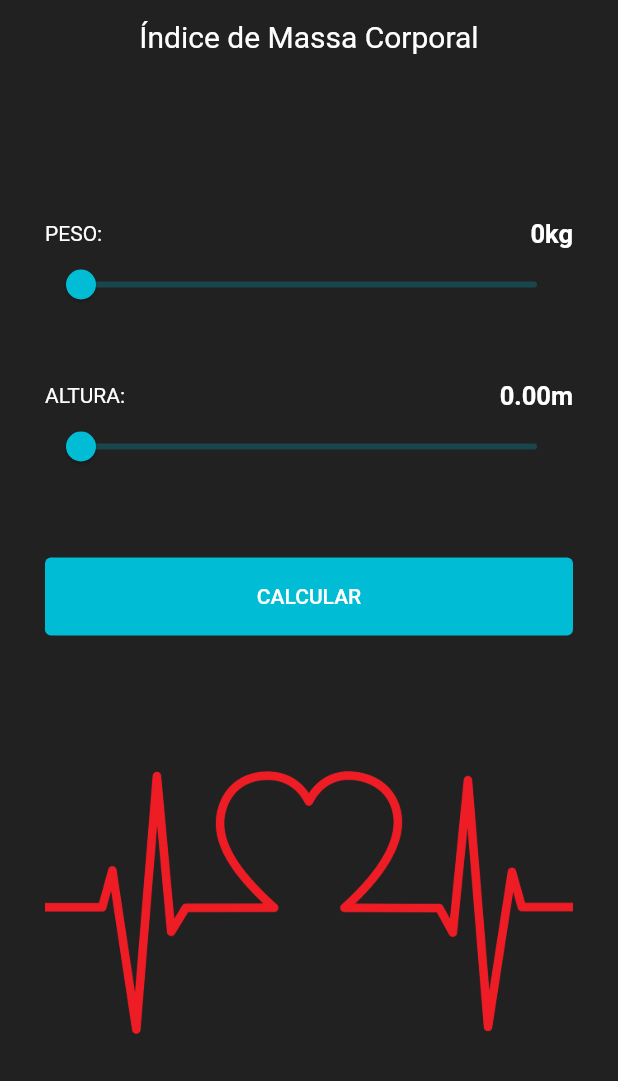
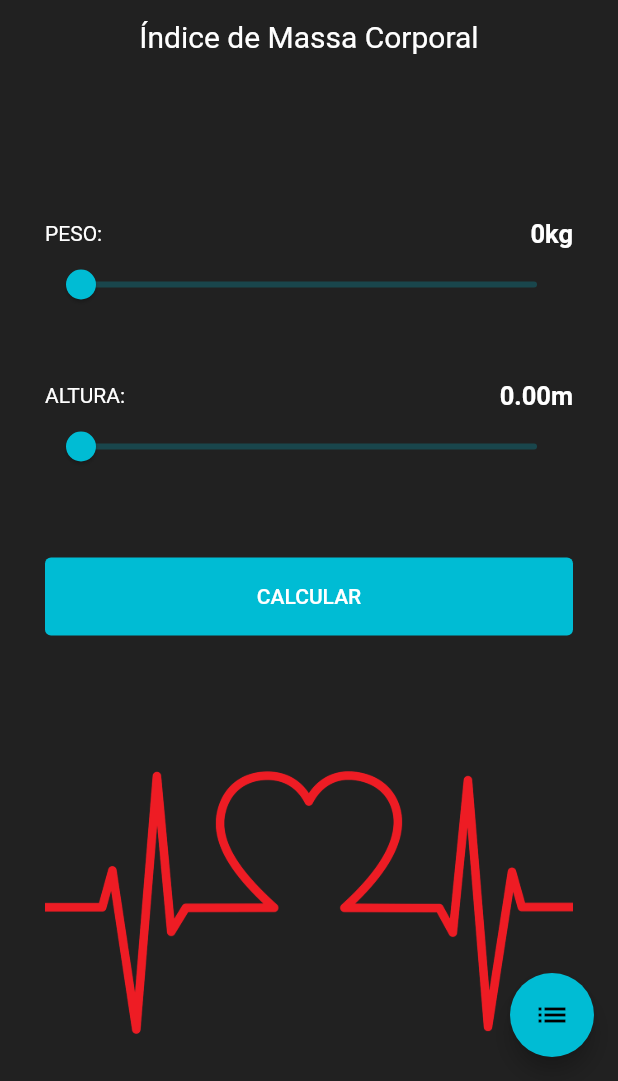
Before and after one commit to DiegoBernardes95/calculadora_imc_com_flutter, a Flutter app: the screen it shows after launch, on a phone screen of 412 x 824 dp, the part 155-1236 px from its top. Run offline on Flutter 3.47's test engine with Material 2 defaults, Android fonts, the phone set to English and light mode, and no system bars; our stand-ins replace hive, sqflite; accounts and stored records are empty.

```diff
--- a/lib/model/imc.dart
+++ b/lib/model/imc.dart
@@ -1,8 +1,18 @@
 class Imc{
-  double _peso;
-  double _altura;
+  int _id = 0;
+  late double _peso;
+  late double _altura;
+  DateTime _data = DateTime.now();
 
-  Imc(this._altura, this._peso);
+  Imc(this._id, this._altura, this._peso, this._data);
+
+  Imc.vazio(){
+    _peso = 0;
+    _altura = 0;
+    _data = DateTime.now();
+  }
+
+  int get id => _id;
 
   double get altura => _altura;
   void set altura(double altura){
@@ -13,4 +23,6 @@ class Imc{
   void set peso(double peso){
     _peso = peso;
   }
+
+  DateTime get data => _data;
 }
--- a/lib/pages/calculadora_imc_pages.dart
+++ b/lib/pages/calculadora_imc_pages.dart
@@ -1,4 +1,7 @@
 import 'package:calculadora_imc/model/imc.dart';
+import 'package:calculadora_imc/pages/configuracoes_pages.dart';
+import 'package:calculadora_imc/repository/configuracoes_repository.dart';
+import 'package:calculadora_imc/repository/historico_repository.dart';
 import 'package:calculadora_imc/repository/imc_repository.dart';
 import 'package:flutter/material.dart';
 
@@ -10,62 +13,79 @@ class CalculadoraImcPages extends StatefulWidget {
 }
 
 class _CalculadoraImcPagesState extends State<CalculadoraImcPages> {
-  var usuario = Imc(0, 0);
-  double pesoController = 0.0;
-  double alturaController = 0.0;
+  var usuario = Imc.vazio();
+  late ConfiguracoesRepository configuracoesRepository;
+
+  @override
+  void initState() {
+    carregarDados();
+    super.initState();
+  }
+
+  carregarDados() async {
+    configuracoesRepository = await ConfiguracoesRepository.carregar();
+    usuario = configuracoesRepository.obterDados();
+    setState(() {});
+  }
 
   // Método que renderiza o resultado do cálculo de IMC no modalBottom
-  Expanded modalIMC(){
-    var altura = (usuario.altura = alturaController);
-    var peso = (usuario.peso = pesoController);
-    var imc = ImcRepository.onlyImc(altura, peso);
+  Expanded modalIMC() {
+    var imc = ImcRepository.onlyImc(usuario);
     var classificacao = ImcRepository.classificacao(imc);
+    late String textClassificacao;
+
+    if(classificacao == "saudável"){
+      textClassificacao = "Seu estado é";
+    } else{
+      textClassificacao = "Seu estado é de";
+    }
 
     // Widget com o resultado do cálculo
     return Expanded(
-      child:
-        imc == "0" || classificacao == "Classificação indisponivel" ? // Condição que verifica se os dados informados permitem o cálculo do IMC. Se não permitirem, será exibida uma tela informando o erro. Se permitirem, será exibida uma tela com o resultado do cálculo
+      child: imc == "0" || classificacao == "Classificação indisponivel"
+          ? // Condição que verifica se os dados informados permitem o cálculo do IMC. Se não permitirem, será exibida uma tela informando o erro. Se permitirem, será exibida uma tela com o resultado do cálculo
 
-        Column( // Resultado para o caso de informações incompatíveis
+          Column(
+              // Resultado para o caso de informações incompatíveis
               mainAxisAlignment: MainAxisAlignment.center,
               children: [
                 Image.asset("lib/images/indisponivel.png", height: 100),
                 const SizedBox(height: 15),
                 Container(
                   width: double.infinity,
-              padding: const EdgeInsets.symmetric(vertical: 20, horizontal: 10),
-              child: const Text("Cálculo indisponível!\n Preencha as informações corretamente.", style: TextStyle(
+                  padding:
+                      const EdgeInsets.symmetric(vertical: 20, horizontal: 10),
+                  child: const Text(
+                      "Cálculo indisponível!\n Preencha as informações corretamente.",
+                      style: TextStyle(
                           fontSize: 20,
                           color: Colors.white,
-                fontWeight: FontWeight.bold
-              ),
-              textAlign: TextAlign.center
-              ),
+                          fontWeight: FontWeight.bold),
+                      textAlign: TextAlign.center),
                 ),
               ],
             )
-        :
-        Column( // Resultado para o caso de informações compatíveis
+          : Column(
+              // Resultado para o caso de informações compatíveis
               mainAxisAlignment: MainAxisAlignment.center,
               children: [
-            const Text("Seu IMC é de...", style: TextStyle(
-              color: Colors.white,
-              fontSize: 20
-            )),
+                const Text("Seu IMC é de...",
+                    style: TextStyle(color: Colors.white, fontSize: 20)),
                 const SizedBox(height: 20),
                 Container(
                   width: double.infinity,
                   padding: const EdgeInsets.only(top: 15, bottom: 15),
                   color: Colors.cyan,
-              child: Text(imc, style: const TextStyle(
-                fontSize: 50,
-                fontWeight: FontWeight.bold
-              ),
+                  child: Text(
+                    imc,
+                    style: const TextStyle(
+                        fontSize: 50, fontWeight: FontWeight.bold),
                     textAlign: TextAlign.center,
                   ),
                 ),
                 const SizedBox(height: 20),
-            Text(classificacao, style: const TextStyle(
+                Text('$textClassificacao $classificacao',
+                    style: const TextStyle(
                       fontSize: 20,
                       color: Colors.white,
                     )),
@@ -80,24 +100,35 @@ class _CalculadoraImcPagesState extends State<CalculadoraImcPages> {
       appBar: AppBar(
         toolbarHeight: 0,
       ),
+      floatingActionButton: FloatingActionButton(
+        child: const Icon(Icons.list),
+        onPressed: () async {
+          Navigator.push(context,
+              MaterialPageRoute(builder: (_) => const ConfiguracoesPage()));
+        },
+      ),
       body: SafeArea(
-            child: Column(
-              children: [
+        child: Column(children: [
           Expanded(
             flex: 1,
             child: Container(
               color: Colors.black87,
               child: ListView(
-
-                      padding: const EdgeInsets.symmetric(horizontal: 30, vertical: 20),
+                padding:
+                    const EdgeInsets.symmetric(horizontal: 30, vertical: 20),
                 children: [
                   const SizedBox(height: 60),
                   Column(
                     mainAxisAlignment: MainAxisAlignment.center,
                     children: [
-                            Text("Calculadora".toUpperCase(), style: const TextStyle(color: Colors.white, fontWeight: FontWeight.bold, fontSize: 20)),
+                      Text("Calculadora".toUpperCase(),
+                          style: const TextStyle(
+                              color: Colors.white,
+                              fontWeight: FontWeight.bold,
+                              fontSize: 20)),
                       const SizedBox(height: 13),
-                            const Text("Índice de Massa Corporal", style: TextStyle(color: Colors.white, fontSize: 20)),
+                      const Text("Índice de Massa Corporal",
+                          style: TextStyle(color: Colors.white, fontSize: 20)),
                     ],
                   ),
 
@@ -107,8 +138,13 @@ class _CalculadoraImcPagesState extends State<CalculadoraImcPages> {
                   Row(
                     mainAxisAlignment: MainAxisAlignment.spaceBetween,
                     children: [
-                            Text("peso:".toUpperCase(), style: const TextStyle(color: Colors.white)),
-                            Text("${pesoController.toStringAsFixed(0)}kg", style: const TextStyle(color: Colors.white, fontWeight: FontWeight.bold, fontSize: 17))
+                      Text("peso:".toUpperCase(),
+                          style: const TextStyle(color: Colors.white)),
+                      Text("${usuario.peso.toStringAsFixed(0)}kg",
+                          style: const TextStyle(
+                              color: Colors.white,
+                              fontWeight: FontWeight.bold,
+                              fontSize: 17))
                     ],
                   ),
                   Row(
@@ -117,13 +153,12 @@ class _CalculadoraImcPagesState extends State<CalculadoraImcPages> {
                         child: Slider(
                             min: 0,
                             max: 300,
-                                value: pesoController,
-                                onChanged: (value){
+                            value: usuario.peso,
+                            onChanged: (value) {
                               setState(() {
-                                    pesoController = value;
+                                usuario.peso = value;
                               });
-                                }
-                              ),
+                            }),
                       ),
                     ],
                   ),
@@ -134,45 +169,57 @@ class _CalculadoraImcPagesState extends State<CalculadoraImcPages> {
                   Row(
                     mainAxisAlignment: MainAxisAlignment.spaceBetween,
                     children: [
-                            Text("altura:".toUpperCase(), style: const TextStyle(color: Colors.white)),
-                            Text("${alturaController.toStringAsFixed(2)}m", style: const TextStyle(color: Colors.white, fontWeight: FontWeight.bold, fontSize: 17))
+                      Text("altura:".toUpperCase(),
+                          style: const TextStyle(color: Colors.white)),
+                      Text("${usuario.altura.toStringAsFixed(2)}m",
+                          style: const TextStyle(
+                              color: Colors.white,
+                              fontWeight: FontWeight.bold,
+                              fontSize: 17))
                     ],
                   ),
                   Slider(
                       min: 0,
                       max: 5,
-                          value: alturaController,
-                          onChanged: (value){
+                      value: usuario.altura,
+                      onChanged: (value) {
                         setState(() {
-                              alturaController = value;
+                          usuario.altura = value;
                         });
-                          }
-                        ),
+                      }),
 
                   const SizedBox(height: 50),
 
                   // ModalBottom para exibição do IMC a partir da altura e peso informados
                   TextButton(
-                          onPressed: () async{ // O evento onPressed é assíncrono para que, ao fechar o modalBottom, o peso e altura informados retornem zerados para nova consulta
-                            await showModalBottomSheet( // o peso e altura informados só serão zerado após a execução e conclusão desse trecho
+                    onPressed: () async {
+                      // O evento onPressed é assíncrono para que, ao fechar o modalBottom, o peso e altura informados retornem zerados para nova consulta
+                      await showModalBottomSheet(
+                          // o peso e altura informados só serão zerado após a execução e conclusão desse trecho
                           backgroundColor: Colors.black,
                           context: context,
-                              shape: RoundedRectangleBorder(borderRadius: BorderRadius.circular(10)),
-                              builder: (BuildContext bc){
+                          shape: RoundedRectangleBorder(
+                              borderRadius: BorderRadius.circular(10)),
+                          builder: (BuildContext bc) {
                             return modalIMC(); // Esse método retorna todo um widget com todo o conteúdo do modal
-                              }
-                            );
-                            setState(() { // ao fechar o modalBottom, o app será atualizado com enfase no código declarado no escopo do setState, zera as variáveis onde estão declarados o peso e altura
-                              alturaController = 0.0;
-                              pesoController = 0.0;
                           });
 
+                      if(usuario.altura != 0 && usuario.peso != 0){
+                        configuracoesRepository.salvarDados(usuario);
+                        HistoricoRepository.salvar(Imc(0, usuario.altura, usuario.peso, usuario.data));
+                      }
+
+                      setState(() {
+                        // ao fechar o modalBottom, o app será atualizado com enfase no código declarado no escopo do setState, mantendo a altura e peso declarados
+                        carregarDados();
+                      });
                     },
-                          style: const ButtonStyle(backgroundColor: MaterialStatePropertyAll(Colors.cyan)),
+                    style: const ButtonStyle(
+                        backgroundColor: MaterialStatePropertyAll(Colors.cyan)),
                     child: Container(
                         padding: const EdgeInsets.only(top: 10, bottom: 10),
-                            child: Text("Calcular".toUpperCase(), style: const TextStyle(color: Colors.white))
-                          ),
+                        child: Text("Calcular".toUpperCase(),
+                            style: const TextStyle(color: Colors.white))),
                   ),
                   const SizedBox(height: 90),
                   Image.asset("lib/images/blood-pressure.png")
@@ -180,8 +227,7 @@ class _CalculadoraImcPagesState extends State<CalculadoraImcPages> {
               ),
             ),
           )
-              ]
-            ),
+        ]),
       ),
     );
   }
--- /dev/null
+++ b/lib/repository/configuracoes_repository.dart
@@ -0,0 +1,41 @@
+import 'package:calculadora_imc/model/imc.dart';
+import 'package:hive/hive.dart';
+
+class ConfiguracoesRepository {
+  static late Box _box;
+
+  static Future<ConfiguracoesRepository> carregar() async {
+    if (Hive.isBoxOpen("configuracoes")) {
+      _box = Hive.box('configuracoes');
+    } else {
+      _box = await Hive.openBox("configuracoes");
+    }
+    return ConfiguracoesRepository._criar();
+  }
+
+  ConfiguracoesRepository._criar();
+
+  void salvarDados(Imc imcUser) {
+    _box.put('configuracoes', {
+      "id": imcUser.id,
+      "altura": imcUser.altura,
+      "peso": imcUser.peso,
+      "data": imcUser.data
+    });
+  }
+
+  Imc obterDados(){
+    var configuracoes = _box.get("configuracoes");
+    if(configuracoes == null){
+      return Imc.vazio();
+    } else{
+      return Imc(
+        configuracoes['id'],
+        configuracoes['altura'],
+        configuracoes['peso'],
+        configuracoes['data']
+      );
+    }
+  }
+
+}
--- a/pubspec.yaml
+++ b/pubspec.yaml
@@ -30,6 +30,9 @@ environment:
 dependencies:
   flutter:
     sdk: flutter
+  hive: ^2.2.3
+  path_provider: ^2.1.1
+  sqflite: ^2.3.0
 
 
   # The following adds the Cupertino Icons font to your application.
@@ -39,6 +42,8 @@ dependencies:
 dev_dependencies:
   flutter_test:
     sdk: flutter
+  hive_generator: ^2.0.1
+  build_runner: ^2.4.6
 
   # The "flutter_lints" package below contains a set of recommended lints to
   # encourage good coding practices. The lint set provided by the package is
```
Also changed, not shown: lib/main.dart (+7 -1 lines), lib/pages/configuracoes_pages.dart (added, +93 -0 lines), lib/pages/historico_pages.dart (added, +182 -0 lines), lib/repository/data_formatada_repository.dart (added, +14 -0 lines), lib/repository/database_repository.dart (added, +47 -0 lines), lib/repository/historico_repository.dart (added, +26 -0 lines), lib/repository/imc_repository.dart (+15 -11 lines), pubspec.lock, 1 other file. Lines whose indentation alone changed are shown as unchanged.
